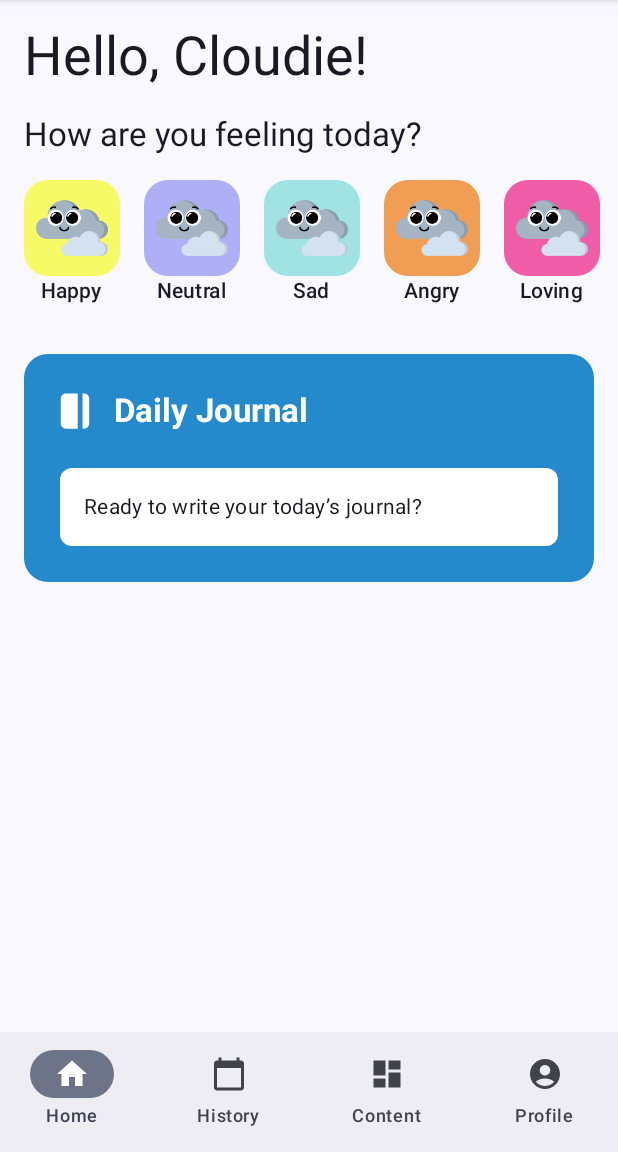
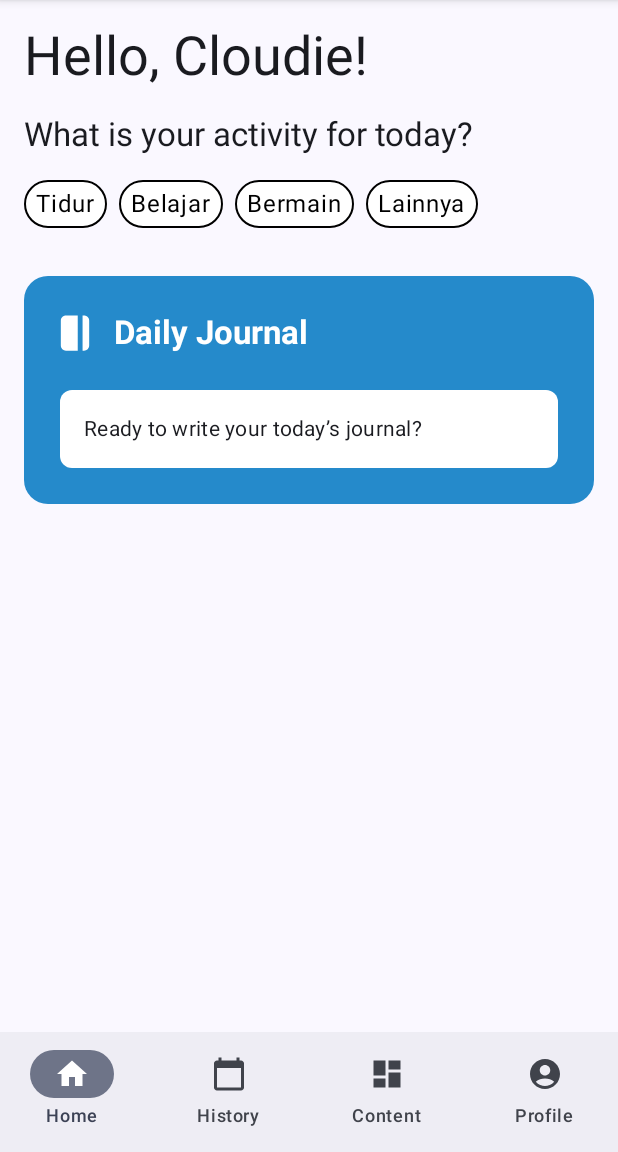
Before and after one commit to daily-cloud/daily-cloud-md, an Android app built with Jetpack Compose: the HomeScreen screen opened through its navigation route, on a phone screen of 412 x 824 dp, the part 84-1236 px from its top. Run offline under Robolectric (Android 15) with nearby library versions, the phone set to English and light mode, and no system bars; our stand-ins replace Dagger/Hilt's generated code, Firebase (no records; nobody signed in at launch, a user with empty details on screens opened directly); 1 statement that could not run was skipped.

Commit message:
[Activity] Tampilan Select Activity di Home
- Merubah Mood -> Activity

```diff
--- /dev/null
+++ b/app/src/main/java/com/dailycloud/dailycloud/ui/components/ActivitySelect.kt
@@ -0,0 +1,140 @@
+package com.dailycloud.dailycloud.ui.components
+
+import androidx.compose.foundation.background
+import androidx.compose.foundation.border
+import androidx.compose.foundation.clickable
+import androidx.compose.foundation.layout.Arrangement
+import androidx.compose.foundation.layout.Box
+import androidx.compose.foundation.layout.Column
+import androidx.compose.foundation.layout.PaddingValues
+import androidx.compose.foundation.layout.Row
+import androidx.compose.foundation.layout.fillMaxWidth
+import androidx.compose.foundation.layout.padding
+import androidx.compose.foundation.layout.size
+import androidx.compose.foundation.lazy.LazyRow
+import androidx.compose.foundation.lazy.items
+import androidx.compose.foundation.lazy.rememberLazyListState
+import androidx.compose.foundation.shape.RoundedCornerShape
+import androidx.compose.foundation.text.BasicTextField
+import androidx.compose.material.icons.Icons
+import androidx.compose.material.icons.filled.Check
+import androidx.compose.material3.Icon
+import androidx.compose.material3.IconButton
+import androidx.compose.material3.MaterialTheme
+import androidx.compose.material3.Surface
+import androidx.compose.material3.Text
+import androidx.compose.runtime.Composable
+import androidx.compose.runtime.getValue
+import androidx.compose.runtime.mutableStateOf
+import androidx.compose.runtime.remember
+import androidx.compose.runtime.setValue
+import androidx.compose.ui.Alignment
+import androidx.compose.ui.Modifier
+import androidx.compose.ui.graphics.Color
+import androidx.compose.ui.res.stringResource
+import androidx.compose.ui.tooling.preview.Preview
+import androidx.compose.ui.unit.dp
+import com.dailycloud.dailycloud.R
+import com.dailycloud.dailycloud.ui.common.Activity
+import com.dailycloud.dailycloud.ui.theme.DailyCloudTheme
+import com.dailycloud.dailycloud.ui.theme.Primary
+
+@Composable
+fun ActivitySelect(
+    modifier: Modifier = Modifier,
+    activitySelected: Activity? = null,
+    onActivitySelected: (Activity) -> Unit,
+    isCustomActivity: Boolean,
+    isCustomActivityFinished: Boolean,
+    customActivity: String,
+    onCustomActivityChanged: (String) -> Unit,
+    onCustomFinished: (String) -> Unit,
+) {
+
+    Column(
+        modifier = modifier.fillMaxWidth()
+    ) {
+        val activities = listOf(
+            Activity.SleepActivity,
+            Activity.LearningActivity,
+            Activity.PlayingActivity,
+            Activity.OtherActivity
+        )
+        Text(
+            stringResource(R.string.what_is_your_today_activity),
+            style = MaterialTheme.typography.titleLarge,
+            modifier = Modifier.padding(horizontal = 16.dp)
+        )
+        if (isCustomActivity) {
+            CustomActivitySelect(
+                onFinished = onCustomFinished,
+                customActivity = customActivity,
+                onCustomActivityChanged = onCustomActivityChanged,
+                isCustomActivityFinished = isCustomActivityFinished
+            )
+        } else {
+            LazyRow(
+                contentPadding = PaddingValues(16.dp),
+                horizontalArrangement = Arrangement.spacedBy(8.dp),
+                state = rememberLazyListState(),
+            ) {
+                items(activities) {
+                    Box(
+                        modifier = Modifier
+                            .border(1.dp, Color.Black, RoundedCornerShape(16.dp))
+                            .background(
+                                if (activitySelected?.title == it.title) Primary else Color.White,
+                                RoundedCornerShape(16.dp)
+                            )
+                            .clickable {
+                                onActivitySelected(it)
+                            }
+                            .padding(vertical = 4.dp, horizontal = 8.dp)
+                    ) {
+                        Text(
+                            it.title,
+                            color = if (activitySelected?.title == it.title) Color.White else Color.Black,
+                        )
+                    }
+                }
+            }
+        }
+    }
+}
+
+@Composable
+fun CustomActivitySelect(
+    onFinished: (String) -> Unit,
+    customActivity: String,
+    onCustomActivityChanged: (String) -> Unit,
+    isCustomActivityFinished: Boolean,
+) {
+    BasicTextField(
+        value = customActivity,
+        onValueChange = onCustomActivityChanged,
+        singleLine = true,
+        enabled = !isCustomActivityFinished,
+        modifier = Modifier
+            .padding(16.dp)
+            .border(1.dp, Color.Black, RoundedCornerShape(16.dp))
+            .padding(vertical = 4.dp, horizontal = 8.dp),
+        decorationBox = { innerTextField ->
+            Row(
+                verticalAlignment = Alignment.CenterVertically,
+                horizontalArrangement = Arrangement.SpaceBetween,
+            ) {
+                innerTextField()
+                if (!isCustomActivityFinished) {
+                    IconButton(
+                        onClick = {
+                            onFinished(customActivity)
+                        },
+                        modifier = Modifier.size(16.dp)
+                    ) {
+                        Icon(imageVector = Icons.Default.Check, contentDescription = null)
+                    }
+                }
+            }
+        }
+    )
+}
--- a/app/src/main/java/com/dailycloud/dailycloud/ui/screen/home/HomeScreen.kt
+++ b/app/src/main/java/com/dailycloud/dailycloud/ui/screen/home/HomeScreen.kt
@@ -16,6 +16,7 @@ import androidx.compose.ui.unit.dp
 import androidx.hilt.navigation.compose.hiltViewModel
 import com.dailycloud.dailycloud.R
 import com.dailycloud.dailycloud.ui.common.Mood
+import com.dailycloud.dailycloud.ui.components.ActivitySelect
 import com.dailycloud.dailycloud.ui.components.JournalPreview
 import com.dailycloud.dailycloud.ui.components.MoodChoices
 
@@ -25,14 +26,23 @@ fun HomeScreen(
     viewModel: HomeViewModel = hiltViewModel(),
     toJournal: () -> Unit,
 ) {
-    val isSelected by viewModel.isMoodSelected
-    val moodSelected by viewModel.selectedMood
-    val moodHistory by viewModel.moodHistory
+    val activitySelected by viewModel.selectedActivity
+    val isCustomActivity by viewModel.isCustomActivity
+    val isCustomActivityFinished by viewModel.isCustomActivityFinished
+    val customActivity by viewModel.customActivity
     val journalContent by viewModel.journalContent
 
     Column(modifier = modifier) {
         Text("Hello, Cloudie!", style = MaterialTheme.typography.displaySmall, modifier = Modifier.padding(16.dp))
-        MoodChoices(isSelected = isSelected, moodSelected = moodSelected, moodHistory = moodHistory, onMoodSelected = viewModel::onMoodSelected)
+        ActivitySelect(
+            onActivitySelected = viewModel::onActivitySelected,
+            activitySelected = activitySelected,
+            isCustomActivity = isCustomActivity,
+            isCustomActivityFinished = isCustomActivityFinished,
+            customActivity = customActivity,
+            onCustomActivityChanged = viewModel::onCustomActivityChanged,
+            onCustomFinished = viewModel::onCustomFinished
+        )
         JournalPreview(journalContent = journalContent, toJournal = toJournal)
     }
 
--- a/app/src/main/java/com/dailycloud/dailycloud/ui/screen/home/HomeViewModel.kt
+++ b/app/src/main/java/com/dailycloud/dailycloud/ui/screen/home/HomeViewModel.kt
@@ -6,6 +6,7 @@ import androidx.compose.runtime.mutableStateOf
 import androidx.lifecycle.ViewModel
 import androidx.lifecycle.viewModelScope
 import com.dailycloud.dailycloud.data.DailyCloudRepository
+import com.dailycloud.dailycloud.ui.common.Activity
 import com.dailycloud.dailycloud.ui.common.Mood
 import dagger.hilt.android.lifecycle.HiltViewModel
 import kotlinx.coroutines.flow.Flow
@@ -17,22 +18,34 @@ import javax.inject.Inject
 @HiltViewModel
 class HomeViewModel @Inject constructor(private val repository: DailyCloudRepository) : ViewModel() {
 
-    private val _isMoodSelected: MutableState<Boolean> = mutableStateOf(false)
-    val isMoodSelected: State<Boolean> = _isMoodSelected
+    private val _selectedActivity: MutableState<Activity?> = mutableStateOf(null)
+    val selectedActivity: State<Activity?> = _selectedActivity
 
-    private val _selectedMood: MutableState<Mood?> = mutableStateOf(null)
-    val selectedMood: State<Mood?> = _selectedMood
+    private val _isCustomActivity: MutableState<Boolean> = mutableStateOf(false)
+    val isCustomActivity: State<Boolean> = _isCustomActivity
 
-    private val _moodHistory: MutableState<List<Mood>> = mutableStateOf(emptyList())
-    val moodHistory: State<List<Mood>> = _moodHistory
+    private val _isCustomActivityFinished: MutableState<Boolean> = mutableStateOf(false)
+    val isCustomActivityFinished: State<Boolean> = _isCustomActivityFinished
+
+    private val _customActivity: MutableState<String> = mutableStateOf("")
+    val customActivity: State<String> = _customActivity
 
     private val _journalContent: MutableState<String?> = mutableStateOf(null)
     val journalContent: State<String?> = _journalContent
 
-    fun onMoodSelected(mood: Mood) {
-        _isMoodSelected.value = true
-        _selectedMood.value = mood
-        _moodHistory.value = listOf(Mood.HappyMood, Mood.NeutralMood, Mood.SadMood)
+    fun onActivitySelected(activity: Activity) {
+        if (_selectedActivity.value == null) {
+            _selectedActivity.value = activity
+            if (activity is Activity.OtherActivity) _isCustomActivity.value = true
+        }
+    }
+
+    fun onCustomActivityChanged(customActivity: String) {
+        _customActivity.value = customActivity
+    }
+
+    fun onCustomFinished(customActivity: String) {
+        _isCustomActivityFinished.value = true
     }
 
 }
--- a/app/src/main/res/values/strings.xml
+++ b/app/src/main/res/values/strings.xml
@@ -30,4 +30,7 @@
     <string name="web_client_id">429965540863-9fr4805e3ri4n4k9kqqk6knkvnvoi52j.apps.googleusercontent.com</string>
     <string name="profile">Profile</string>
     <string name="content_quote">Learn something new.</string>
+    <string name="next">Next</string>
+    <string name="sleep">Sleep</string>
+    <string name="what_is_your_today_activity">What is your activity for today?</string>
 </resources>
```
Also changed, not shown: app/src/main/java/com/dailycloud/dailycloud/ui/common/Activity.kt (added, +14 -0 lines).
